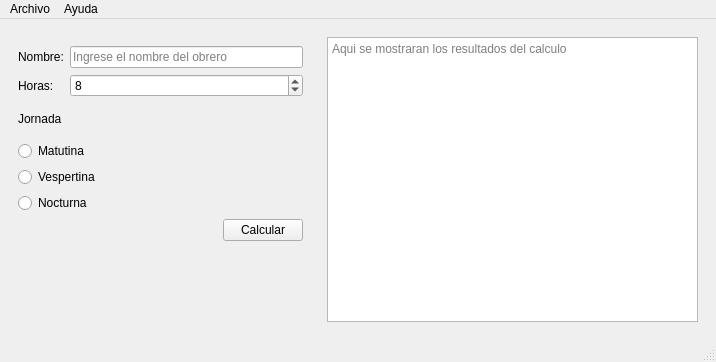
This is salarios.ui in andrewrv43/P59-QT-Salarios as Qt 5 draws it before an edit. The edited form follows.
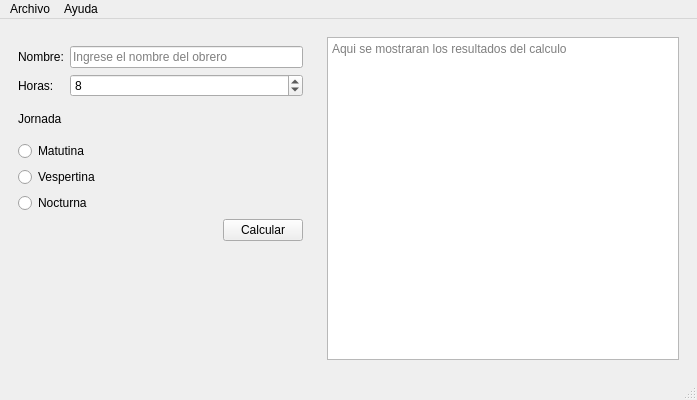
This is the edited form. Icons and pictures are not drawn.

The edit to the form file:
```diff
--- a/salarios.ui
+++ b/salarios.ui
@@ -6,8 +6,8 @@
    <rect>
     <x>0</x>
     <y>0</y>
-    <width>716</width>
-    <height>362</height>
+    <width>697</width>
+    <height>400</height>
    </rect>
   </property>
   <property name="windowTitle">
@@ -208,7 +208,7 @@
     <rect>
      <x>0</x>
      <y>0</y>
-     <width>716</width>
+     <width>697</width>
      <height>22</height>
     </rect>
    </property>
```
Left out of the diff: 11 changed lines with no effect on the pictures.
